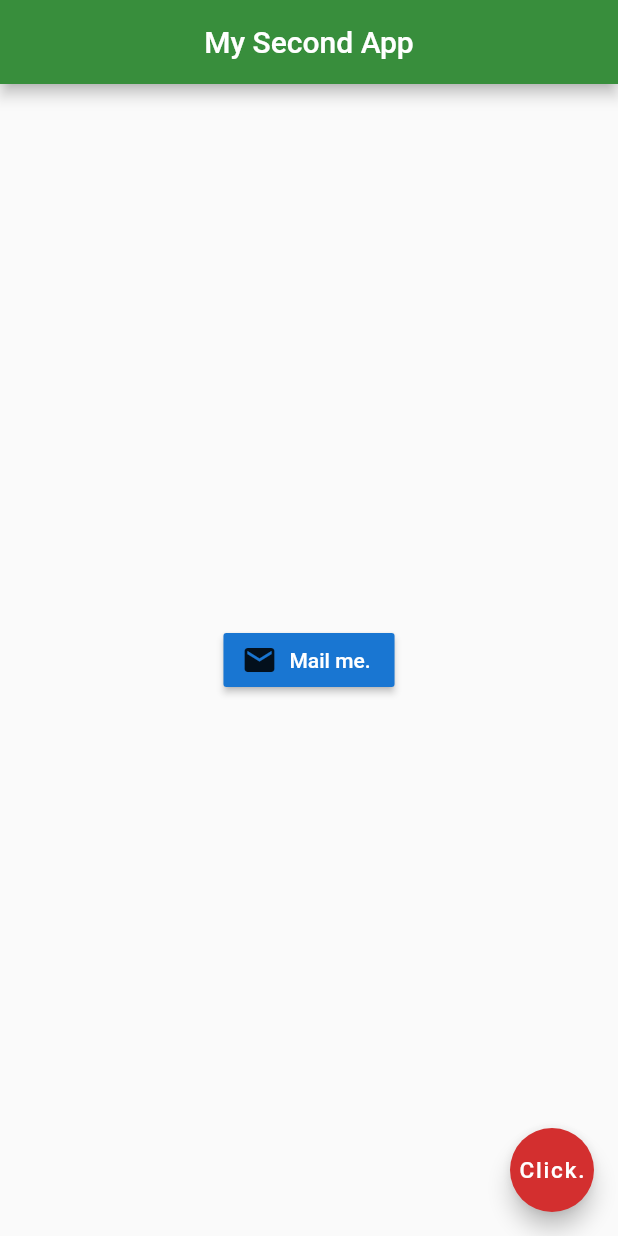
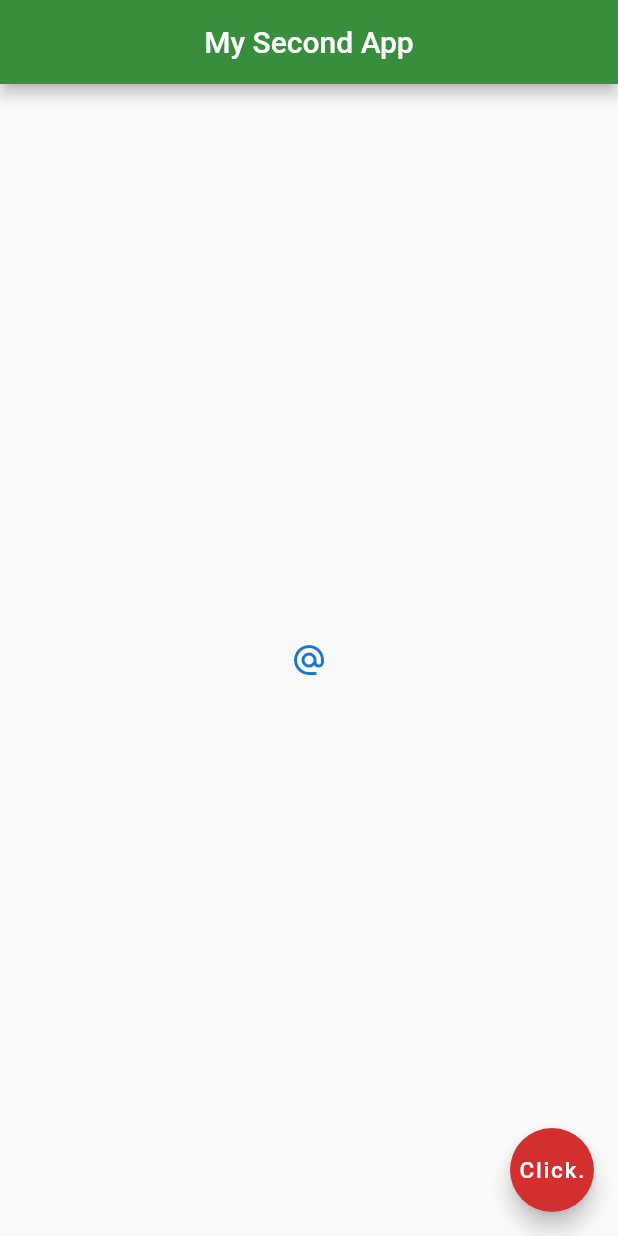
Before and after one commit to tej1996nitrr/flutterapp, a Flutter app: the screen it shows after launch, on a phone screen of 412 x 824 dp. Run offline on Flutter 3.47's test engine with Material 2 defaults, Android fonts, the phone set to English and light mode, and no system bars.

```diff
--- a/flutterapp/lib/main.dart
+++ b/flutterapp/lib/main.dart
@@ -14,8 +14,7 @@ class Home extends StatelessWidget {
         backgroundColor: Colors.green[700],
       ),
       body: Center(
-        child: RaisedButton.icon(onPressed: (){}, icon: Icon(Icons.mail), label: Text('Mail me.',style: TextStyle(color: Colors.white),), color: Colors.blue[700],)
-        ),
+        child: IconButton(icon: Icon(Icons.alternate_email),color:Colors.blue[700] , onPressed:(){print("You clicked me");} ) ),
       floatingActionButton: FloatingActionButton(
         onPressed:() => {},
         child: Text('Click.', style: TextStyle(fontSize: 15.0),),
```
